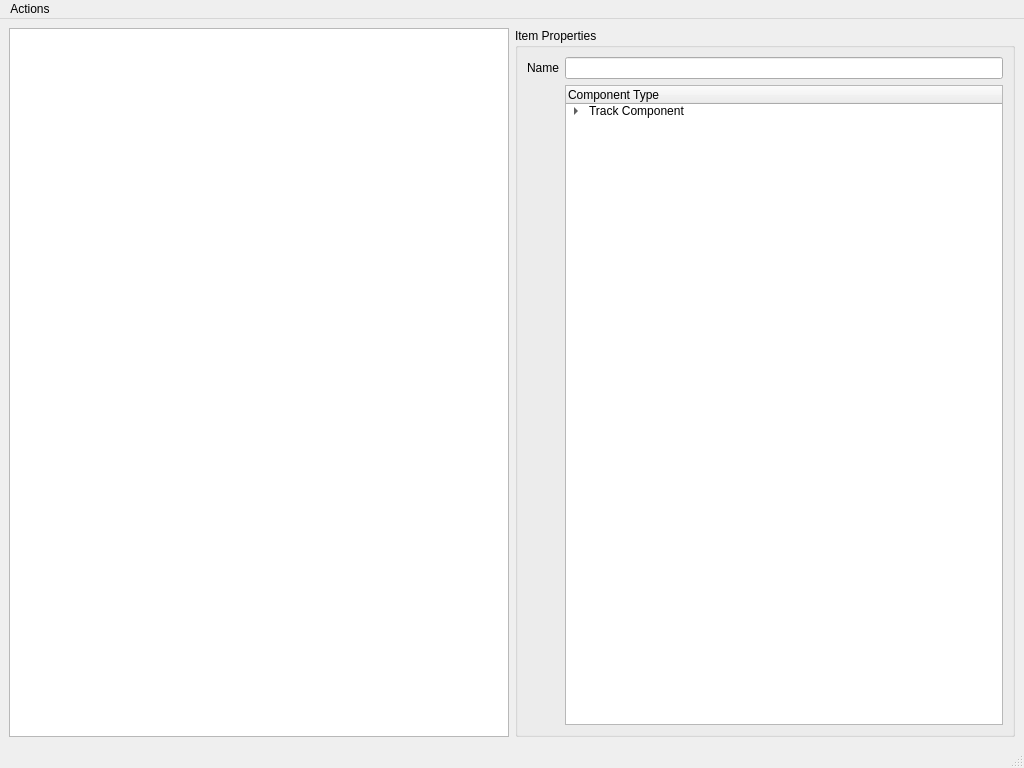
First picture: the form in spur/resources/ui/MainWindow.ui, repository spur-sim/spur, before the edit.
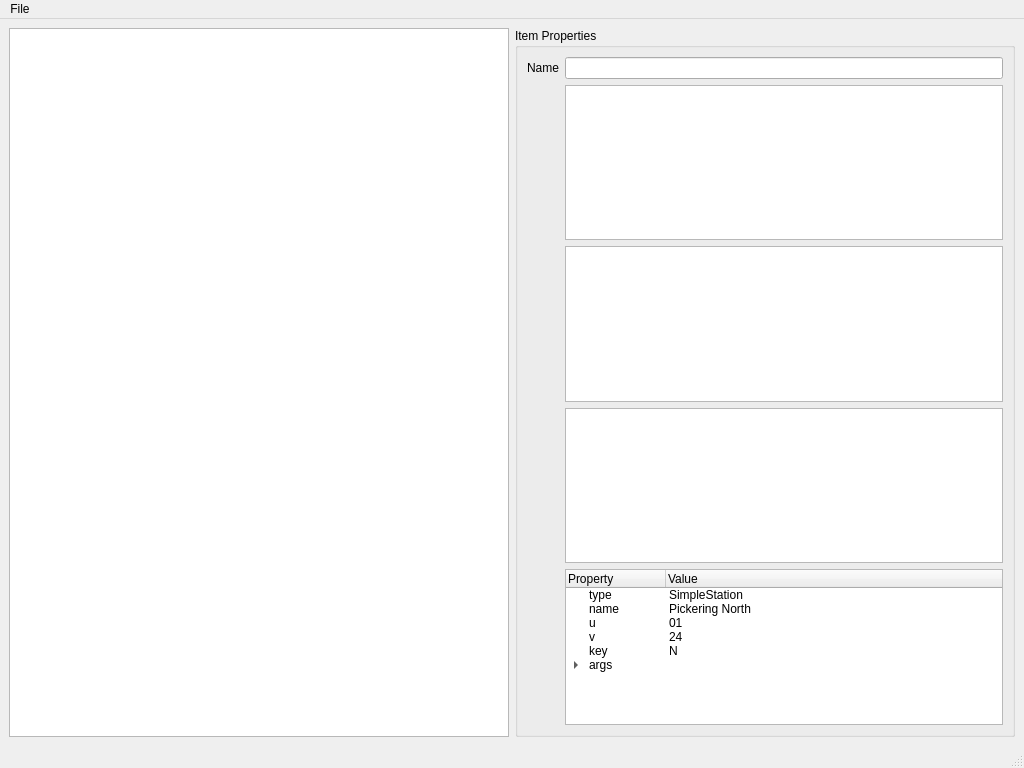
Second picture: the form after the edit. Custom widgets are drawn as their Qt base class.

Commit message: Updates to UI behaviour and component model view.

Diff of the .ui file:
```diff
--- a/spur/resources/ui/MainWindow.ui
+++ b/spur/resources/ui/MainWindow.ui
@@ -39,9 +39,6 @@
          <string>Item Properties</string>
         </property>
         <layout class="QGridLayout" name="gridLayout">
-         <item row="0" column="1">
-          <widget class="QLineEdit" name="lineEdit"/>
-         </item>
          <item row="0" column="0">
           <widget class="QLabel" name="label">
            <property name="text">
@@ -49,25 +46,94 @@
            </property>
           </widget>
          </item>
-         <item row="1" column="1">
-          <widget class="QTreeWidget" name="treeWidget">
+         <item row="3" column="1">
+          <widget class="QTableView" name="tblRoutes"/>
+         </item>
+         <item row="4" column="1">
+          <widget class="QTableView" name="tblTrains"/>
+         </item>
+         <item row="0" column="1">
+          <widget class="QLineEdit" name="lineEdit"/>
+         </item>
+         <item row="2" column="1">
+          <widget class="QTableView" name="tblComponents"/>
+         </item>
+         <item row="5" column="1">
+          <widget class="QTreeWidget" name="treeDetails">
            <column>
             <property name="text">
-             <string>Component Type</string>
+             <string>Property</string>
             </property>
            </column>
+           <column>
+            <property name="text">
+             <string>Value</string>
+            </property>
+           </column>
            <item>
             <property name="text">
-             <string>Track Component</string>
+             <string>type</string>
+            </property>
+            <property name="text">
+             <string>SimpleStation</string>
+            </property>
+            <property name="flags">
+             <set>ItemIsSelectable|ItemIsEditable|ItemIsDragEnabled|ItemIsDropEnabled|ItemIsUserCheckable|ItemIsEnabled</set>
+            </property>
+           </item>
+           <item>
+            <property name="text">
+             <string>name</string>
+            </property>
+            <property name="text">
+             <string>Pickering North</string>
+            </property>
+           </item>
+           <item>
+            <property name="text">
+             <string>u</string>
+            </property>
+            <property name="text">
+             <string>01</string>
+            </property>
+           </item>
+           <item>
+            <property name="text">
+             <string>v</string>
+            </property>
+            <property name="text">
+             <string>24</string>
+            </property>
+           </item>
+           <item>
+            <property name="text">
+             <string>key</string>
+            </property>
+            <property name="text">
+             <string>N</string>
+            </property>
+           </item>
+           <item>
+            <property name="text">
+             <string>args</string>
+            </property>
+            <property name="text">
+             <string/>
             </property>
             <item>
              <property name="text">
-              <string>Timed Track</string>
+              <string>mean_boarding</string>
+             </property>
+             <property name="text">
+              <string>10</string>
              </property>
             </item>
             <item>
              <property name="text">
-              <string>Physics Track</string>
+              <string>mean_alighting</string>
+             </property>
+             <property name="text">
+              <string>10</string>
              </property>
             </item>
            </item>
@@ -91,8 +157,12 @@
    </property>
    <widget class="QMenu" name="menuActions">
     <property name="title">
-     <string>Actions</string>
+     <string>File</string>
     </property>
+    <addaction name="actionNew_Project"/>
+    <addaction name="actionOpen_Project"/>
+    <addaction name="separator"/>
+    <addaction name="actionQuit_Spur"/>
    </widget>
    <addaction name="menuActions"/>
   </widget>
@@ -126,6 +196,27 @@
     <string>Move Component</string>
    </property>
   </action>
+  <action name="actionNew_Project">
+   <property name="text">
+    <string>New Project</string>
+   </property>
+  </action>
+  <action name="actionOpen_Project">
+   <property name="text">
+    <string>Open Project</string>
+   </property>
+   <property name="shortcut">
+    <string>Ctrl+O</string>
+   </property>
+  </action>
+  <action name="actionQuit_Spur">
+   <property name="text">
+    <string>Quit Spur</string>
+   </property>
+   <property name="shortcut">
+    <string>Ctrl+Q</string>
+   </property>
+  </action>
  </widget>
  <customwidgets>
   <customwidget>
```
The commit also changes 10 other files.
